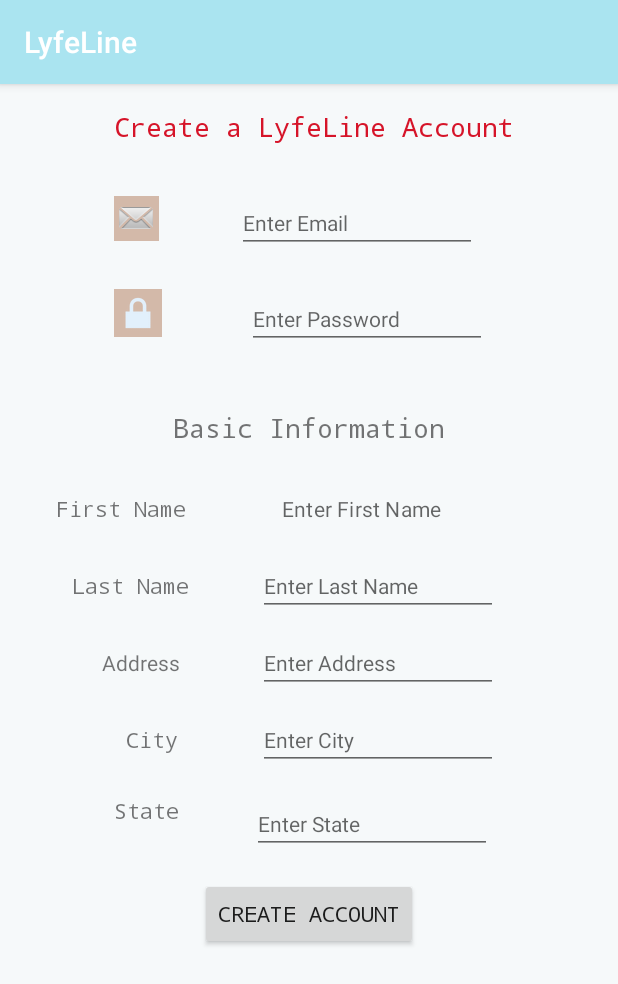
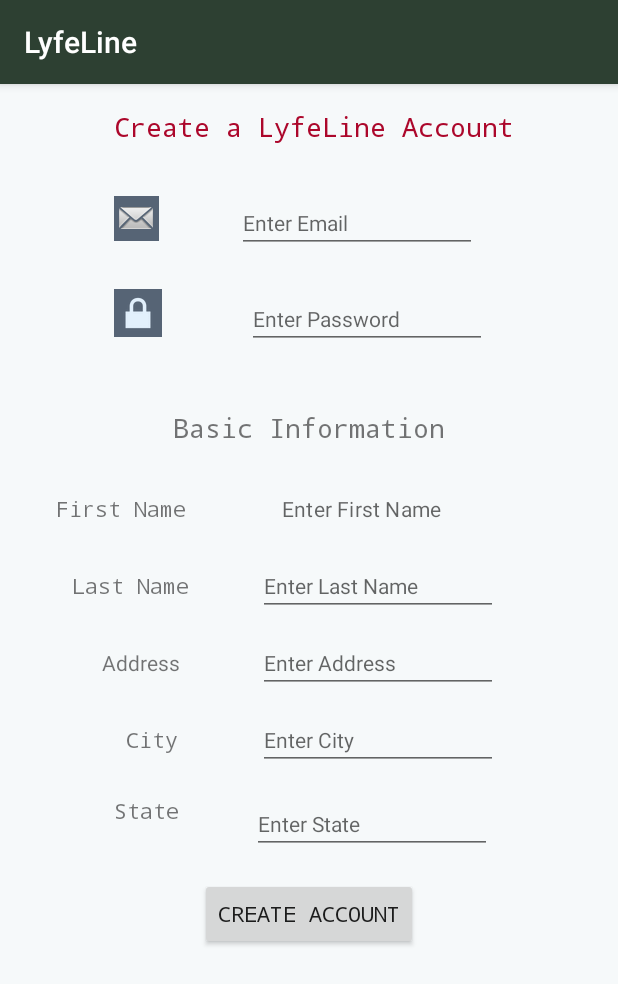
Before and after one commit to ElickC/Lyfeline, an Android app: the Main2Activity screen opened directly, with no data from a screen before it, after a tap on "RESCUEE", on a phone screen of 412 x 824 dp. Shown: the top 984 px of the screen. Run offline under Robolectric (Android 15) with nearby library versions, the phone set to English and light mode, and no system bars; our stand-ins replace Firebase (no records; nobody signed in at launch, a user with empty details on screens opened directly).

Commit message:
Finished implementing both login and create account features

```diff
--- a/LyfeLine/app/src/main/java/com/example/lyfeline/User.java
+++ b/LyfeLine/app/src/main/java/com/example/lyfeline/User.java
@@ -5,12 +5,10 @@
 import com.google.firebase.database.FirebaseDatabase;
 
 public class User {
-    String userID;
     String firstName;
     String lastName;
-    String address;
-    String city;
-    String state;
+    Boolean isVictim;
+    Boolean isEmt;
 
 
 }
--- a/LyfeLine/app/src/main/res/layout/victim_create_account.xml
+++ b/LyfeLine/app/src/main/res/layout/victim_create_account.xml
@@ -19,7 +19,7 @@
         android:fontFamily="monospace"
         android:text="@string/create_a_lyfeline_account"
         android:textAppearance="@style/TextAppearance.AppCompat.Large"
-        android:textColor="#D61429"
+        android:textColor="#AC072b"
         android:textSize="18sp"
         app:layout_constraintEnd_toEndOf="parent"
         app:layout_constraintHorizontal_bias="0.5"
@@ -33,10 +33,11 @@
         android:layout_marginStart="76dp"
         android:layout_marginLeft="76dp"
         android:layout_marginBottom="8dp"
-        android:background="#D3B9A9"
+        android:background="#566475"
         app:layout_constraintBottom_toBottomOf="@+id/editTextEmail"
         app:layout_constraintStart_toStartOf="parent"
-        app:srcCompat="@android:drawable/sym_action_email" />
+        app:srcCompat="@android:drawable/sym_action_email"
+        android:contentDescription="TODO" />
 
     <EditText
         android:id="@+id/editTextEmail"
@@ -54,7 +55,8 @@
         app:layout_constraintEnd_toEndOf="parent"
         app:layout_constraintHorizontal_bias="0.0"
         app:layout_constraintStart_toEndOf="@+id/imageButtonEmail"
-        app:layout_constraintTop_toBottomOf="@+id/textViewCreate" />
+        app:layout_constraintTop_toBottomOf="@+id/textViewCreate"
+        android:importantForAutofill="no" />
 
     <ImageView
         android:id="@+id/imageView"
@@ -63,10 +65,11 @@
         android:layout_marginStart="76dp"
         android:layout_marginLeft="76dp"
         android:layout_marginTop="32dp"
-        android:background="#D3B9A9"
+        android:background="#566475"
         app:layout_constraintStart_toStartOf="parent"
         app:layout_constraintTop_toBottomOf="@+id/imageButtonEmail"
-        app:srcCompat="@android:drawable/ic_lock_lock" />
+        app:srcCompat="@android:drawable/ic_lock_lock"
+        android:contentDescription="@string/todo" />
 
     <EditText
         android:id="@+id/editTextPassword"
@@ -84,7 +87,8 @@
         app:layout_constraintEnd_toEndOf="parent"
         app:layout_constraintHorizontal_bias="0.736"
         app:layout_constraintStart_toEndOf="@+id/imageView"
-        app:layout_constraintTop_toBottomOf="@+id/editTextEmail" />
+        app:layout_constraintTop_toBottomOf="@+id/editTextEmail"
+        android:importantForAutofill="no" />
 
     <TextView
         android:id="@+id/textViewBasic"
@@ -92,7 +96,7 @@
         android:layout_height="wrap_content"
         android:layout_marginTop="40dp"
         android:fontFamily="monospace"
-        android:text="Basic Information"
+        android:text="@string/basic_information"
         android:textAllCaps="false"
         android:textSize="18sp"
         app:layout_constraintEnd_toEndOf="parent"
@@ -109,7 +113,7 @@
         android:layout_marginEnd="32dp"
         android:layout_marginRight="32dp"
         android:fontFamily="monospace"
-        android:text="First Name"
+        android:text="@string/first_name"
         app:layout_constraintEnd_toStartOf="@+id/editTextFirst"
         app:layout_constraintHorizontal_bias="0.548"
         app:layout_constraintStart_toStartOf="parent"
@@ -123,17 +127,12 @@
         android:layout_marginEnd="80dp"
         android:layout_marginRight="80dp"
         android:ems="10"
-        android:hint="Enter First Name"
+        android:hint="@string/enter_first_name"
         android:inputType="textPersonName"
         android:textSize="14sp"
         app:layout_constraintBaseline_toBaselineOf="@+id/textViewFirstName"
-        app:layout_constraintEnd_toEndOf="parent" />
-
-    <com.google.android.material.textfield.TextInputLayout
-        android:layout_width="match_parent"
-        android:layout_height="wrap_content">
-
-    </com.google.android.material.textfield.TextInputLayout>
+        app:layout_constraintEnd_toEndOf="parent"
+        android:importantForAutofill="no" />
 
     <EditText
         android:id="@+id/editTextLast"
@@ -146,7 +145,8 @@
         android:inputType="textPersonName"
         android:textSize="14sp"
         app:layout_constraintBaseline_toBaselineOf="@+id/textViewLast"
-        app:layout_constraintEnd_toEndOf="parent" />
+        app:layout_constraintEnd_toEndOf="parent"
+        android:importantForAutofill="no" />
 
     <TextView
         android:id="@+id/textViewLast"
@@ -186,7 +186,8 @@
         android:inputType="textPersonName"
         android:textSize="14sp"
         app:layout_constraintBaseline_toBaselineOf="@+id/textViewAddress"
-        app:layout_constraintEnd_toEndOf="parent" />
+        app:layout_constraintEnd_toEndOf="parent"
+        android:importantForAutofill="no" />
 
     <TextView
         android:id="@+id/textViewCity"
@@ -196,7 +197,7 @@
         android:layout_marginLeft="84dp"
         android:layout_marginTop="32dp"
         android:fontFamily="monospace"
-        android:text="City"
+        android:text="@string/city"
         app:layout_constraintStart_toStartOf="parent"
         app:layout_constraintTop_toBottomOf="@+id/textViewAddress" />
 
@@ -209,13 +210,14 @@
         android:layout_marginEnd="80dp"
         android:layout_marginRight="80dp"
         android:ems="10"
-        android:hint="Enter City"
+        android:hint="@string/enter_city"
         android:inputType="textPersonName"
         android:textSize="14sp"
         app:layout_constraintBaseline_toBaselineOf="@+id/textViewCity"
         app:layout_constraintEnd_toEndOf="parent"
         app:layout_constraintHorizontal_bias="1.0"
-        app:layout_constraintStart_toEndOf="@+id/textViewCity" />
+        app:layout_constraintStart_toEndOf="@+id/textViewCity"
+        android:importantForAutofill="no" />
 
     <TextView
         android:id="@+id/textViewState"
@@ -225,7 +227,7 @@
         android:layout_marginLeft="76dp"
         android:layout_marginTop="28dp"
         android:fontFamily="monospace"
-        android:text="State"
+        android:text="@string/state"
         app:layout_constraintStart_toStartOf="parent"
         app:layout_constraintTop_toBottomOf="@+id/textViewCity" />
 
@@ -239,12 +241,13 @@
         android:layout_marginEnd="80dp"
         android:layout_marginRight="80dp"
         android:ems="10"
-        android:hint="Enter State"
+        android:hint="@string/enter_state"
         android:inputType="textPersonName"
         android:textSize="14sp"
         app:layout_constraintEnd_toEndOf="parent"
         app:layout_constraintStart_toEndOf="@+id/textViewState"
-        app:layout_constraintTop_toBottomOf="@+id/editTextCity" />
+        app:layout_constraintTop_toBottomOf="@+id/editTextCity"
+        android:importantForAutofill="no" />
 
     <Button
         android:id="@+id/buttonRegisterVictim"
--- a/LyfeLine/app/src/main/res/values/colors.xml
+++ b/LyfeLine/app/src/main/res/values/colors.xml
@@ -1,6 +1,6 @@
 <?xml version="1.0" encoding="utf-8"?>
 <resources>
-    <color name="colorPrimary">#AAE4F0</color>
-    <color name="colorPrimaryDark">#79B18F</color>
+    <color name="colorPrimary">#2D4032</color>
+    <color name="colorPrimaryDark">#30363A</color>
     <color name="colorAccent">#E2F0FC</color>
 </resources>
--- a/LyfeLine/app/src/main/res/values/strings.xml
+++ b/LyfeLine/app/src/main/res/values/strings.xml
@@ -19,4 +19,14 @@
     <string name="tab_text_1">Tab 1</string>
     <string name="tab_text_2">Tab 2</string>
     <string name="title_activity_emt_gui">EmtGui</string>
+    <string name="enter_city">Enter City</string>
+    <string name="state">State</string>
+    <string name="enter_state">Enter State</string>
+    <string name="city">City</string>
+    <string name="basic_information">Basic Information</string>
+    <string name="emt_code">EMT Code</string>
+    <string name="enter_emt_code">Enter EMT Code</string>
+    <string name="rescuee">Rescuee</string>
+    <string name="emt">EMT</string>
+    <string name="or">--------------------- OR ---------------------</string>
 </resources>
```
Also changed, not shown: LyfeLine/app/src/main/java/com/example/lyfeline/EmtUser.java (+35 -17 lines), LyfeLine/app/src/main/java/com/example/lyfeline/Main2Activity.java (+14 -5 lines), LyfeLine/app/src/main/java/com/example/lyfeline/MainActivity.java (+61 -2 lines), LyfeLine/app/src/main/java/com/example/lyfeline/VictimUser.java (+63 -19 lines), LyfeLine/app/src/main/res/layout/activity_main.xml (+8 -6 lines), LyfeLine/app/src/main/res/layout/emt_create_account.xml (+23 -16 lines), LyfeLine/app/src/main/res/layout/emt_or_victim.xml (+4 -4 lines).
